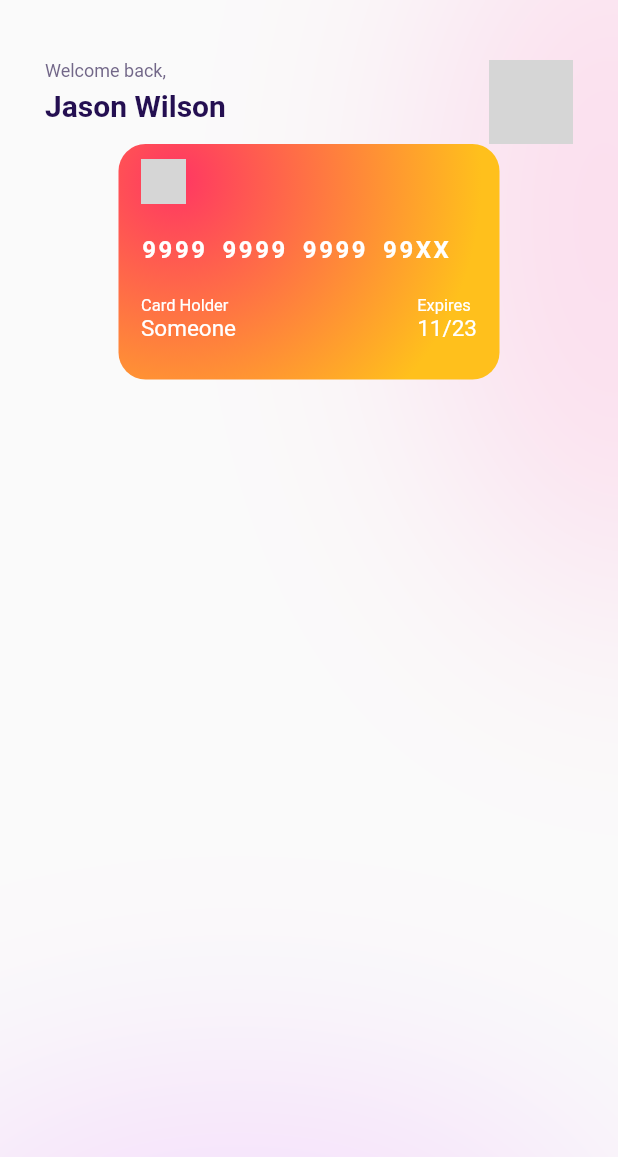
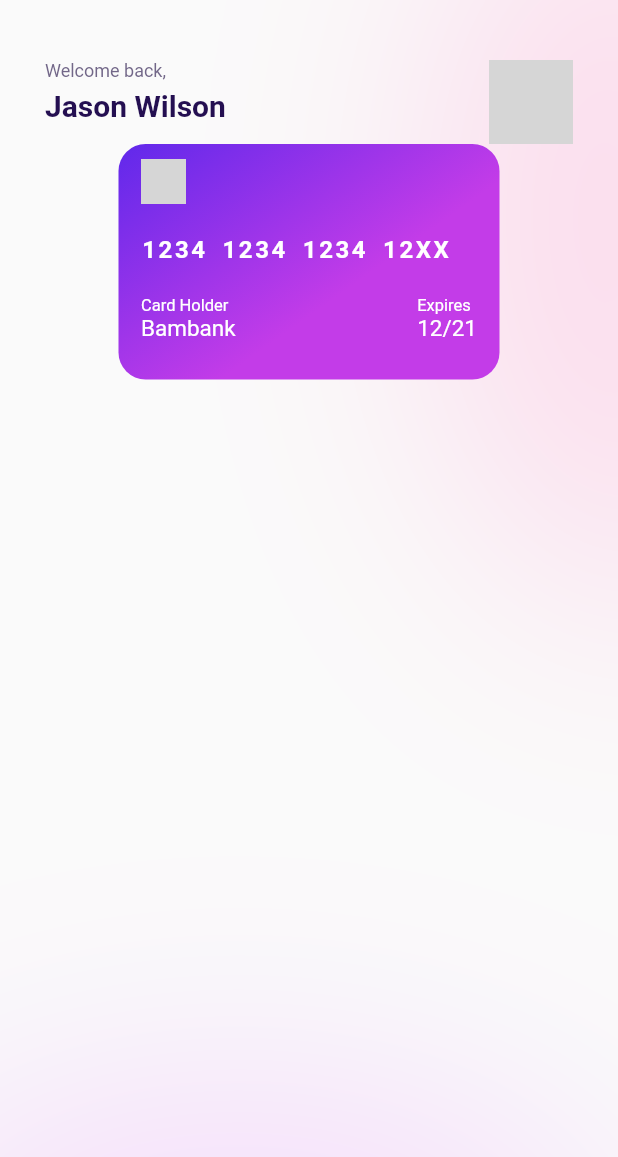
Before and after one commit to nothing628/letify, a Flutter app: the screen it shows after launch, on a phone screen of 412 x 824 dp. Shown: the top 1157 px of the screen. Run offline on Flutter 3.47's test engine with Material 2 defaults, Android fonts, the phone set to English and light mode, and no system bars; grey boxes are pictures that could not be loaded.

Commit message:
add constructor parameter for creditcard component

```diff
--- a/lib/screen/home_screen.dart
+++ b/lib/screen/home_screen.dart
@@ -47,7 +47,13 @@ class HomeScreen extends StatelessWidget {
                   )
                 ],
               ),
-              const CreditCard(),
+              const CreditCard(
+                cardExpired: '12/21',
+                cardHolder: 'Bambank',
+                cardNumber: '1234123412341234',
+                style: CreditCardStyles.style2,
+                type: CreditCardTypes.visa,
+              )
             ],
           ),
         )
--- a/lib/widgets/credit_card.dart
+++ b/lib/widgets/credit_card.dart
@@ -1,8 +1,36 @@
 import 'package:flutter/material.dart';
 import '../helper/colors.dart';
 
+enum CreditCardStyles { style1, style2 }
+enum CreditCardTypes { visa, mastercard }
+
 class CreditCard extends StatelessWidget {
-  const CreditCard({Key? key}) : super(key: key);
+  final String cardHolder;
+  final String cardNumber;
+  final String cardExpired;
+  final CreditCardStyles style;
+  final CreditCardTypes type;
+
+  const CreditCard(
+      {Key? key,
+      required this.cardHolder,
+      required this.cardExpired,
+      required this.cardNumber,
+      this.style = CreditCardStyles.style1,
+      this.type = CreditCardTypes.mastercard})
+      : super(key: key);
+
+  Gradient getCardGradient() {
+    if (style == CreditCardStyles.style1) return AppColors.cardGradient1;
+
+    return AppColors.cardGradient2;
+  }
+
+  String getCardIconPath() {
+    if (type == CreditCardTypes.mastercard) return 'icons/mastercard.png';
+
+    return 'icons/visa.png';
+  }
 
   @override
   Widget build(BuildContext context) {
@@ -15,43 +43,50 @@ class CreditCard extends StatelessWidget {
 
     const labelStyle = TextStyle(color: AppColors.white, fontSize: 11);
     const contentStyle = TextStyle(color: AppColors.white, fontSize: 15);
+    Gradient boxGradient = getCardGradient();
+    String assetIconPath = getCardIconPath();
+
+    var cardNumberSegment1 = cardNumber.substring(0, 4);
+    var cardNumberSegment2 = cardNumber.substring(4, 8);
+    var cardNumberSegment3 = cardNumber.substring(8, 12);
+    var cardNumberSegment4 = cardNumber.substring(12, 14) + 'XX';
 
     return Container(
       width: 254,
       height: 157,
       decoration: BoxDecoration(
         borderRadius: BorderRadius.circular(18),
-        gradient: AppColors.cardGradient1,
+        gradient: boxGradient,
       ),
       child: Padding(
         padding: const EdgeInsets.symmetric(vertical: 10, horizontal: 15),
         child: Column(
           crossAxisAlignment: CrossAxisAlignment.start,
           children: [
-            const Image(
+            Image(
               height: 30,
-              image: AssetImage('icons/mastercard.png'),
+              image: AssetImage(assetIconPath),
             ),
             Padding(
               padding: const EdgeInsets.symmetric(vertical: 21),
               child: Row(
-                children: const [
+                children: [
                   Padding(
-                    padding: EdgeInsets.only(right: 10),
-                    child: Text('9999', style: cardNumberStyle),
+                    padding: const EdgeInsets.only(right: 10),
+                    child: Text(cardNumberSegment1, style: cardNumberStyle),
                   ),
                   Padding(
-                    padding: EdgeInsets.only(right: 10),
-                    child: Text('9999', style: cardNumberStyle),
+                    padding: const EdgeInsets.only(right: 10),
+                    child: Text(cardNumberSegment2, style: cardNumberStyle),
                   ),
                   Padding(
-                    padding: EdgeInsets.only(right: 10),
-                    child: Text('9999', style: cardNumberStyle),
+                    padding: const EdgeInsets.only(right: 10),
+                    child: Text(cardNumberSegment3, style: cardNumberStyle),
                   ),
                   Padding(
-                    padding: EdgeInsets.only(right: 10),
+                    padding: const EdgeInsets.only(right: 10),
                     child: Text(
-                      '99XX',
+                      cardNumberSegment4,
                       style: cardNumberStyle,
                     ),
                   )
@@ -63,19 +98,19 @@ class CreditCard extends StatelessWidget {
               children: [
                 Column(
                   crossAxisAlignment: CrossAxisAlignment.start,
-                  children: const [
-                    Text(
+                  children: [
+                    const Text(
                       'Card Holder',
                       style: labelStyle,
                     ),
-                    Text('Someone', style: contentStyle)
+                    Text(cardHolder, style: contentStyle)
                   ],
                 ),
                 Column(
                   crossAxisAlignment: CrossAxisAlignment.start,
-                  children: const [
-                    Text('Expires', style: labelStyle),
-                    Text('11/23', style: contentStyle)
+                  children: [
+                    const Text('Expires', style: labelStyle),
+                    Text(cardExpired, style: contentStyle)
                   ],
                 )
               ],
```
